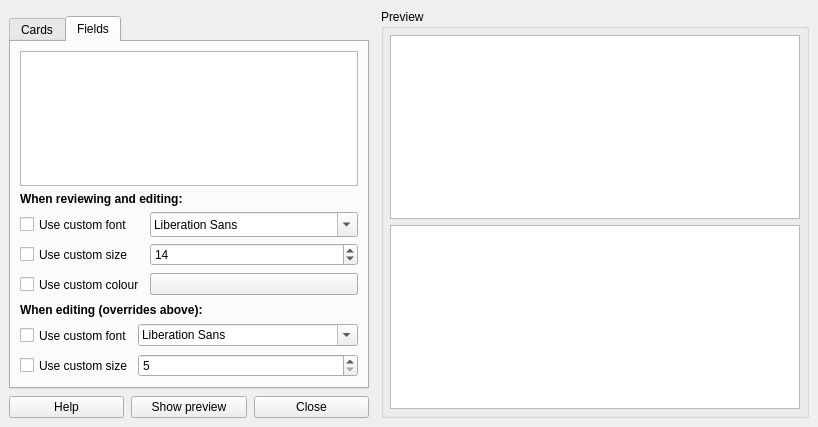
The window that designer/displayproperties.ui (ludiosarchive/anki) describes before a commit, drawn with Qt 5.
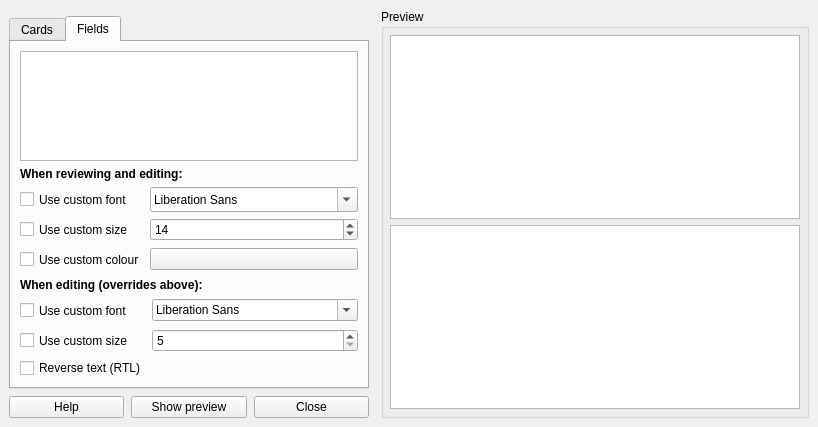
The same window after the commit. The open tabs and pages were chosen to show the change. Icons and pictures are not drawn.

The edit to the form file:
```diff
--- a/designer/displayproperties.ui
+++ b/designer/displayproperties.ui
@@ -295,16 +295,8 @@
                 </item>
                </layout>
               </widget>
-              <widget class="QWidget" name="tab_2" >
-               <property name="geometry" >
-                <rect>
-                 <x>0</x>
-                 <y>0</y>
-                 <width>348</width>
-                 <height>317</height>
-                </rect>
-               </property>
-               <attribute name="title" >
+              <widget class="QWidget" name="tab_2">
+               <attribute name="title">
                 <string>Fields</string>
                </attribute>
                <layout class="QVBoxLayout" name="verticalLayout_2" >
@@ -507,6 +499,13 @@
                     </property>
                    </widget>
                   </item>
+                  <item row="2" column="0">
+                   <widget class="QCheckBox" name="rtl">
+                    <property name="text">
+                     <string>Reverse text (RTL)</string>
+                    </property>
+                   </widget>
+                  </item>
                  </layout>
                 </item>
                 <item>
```
Left out of the diff: 444 changed lines with no effect on the pictures.
